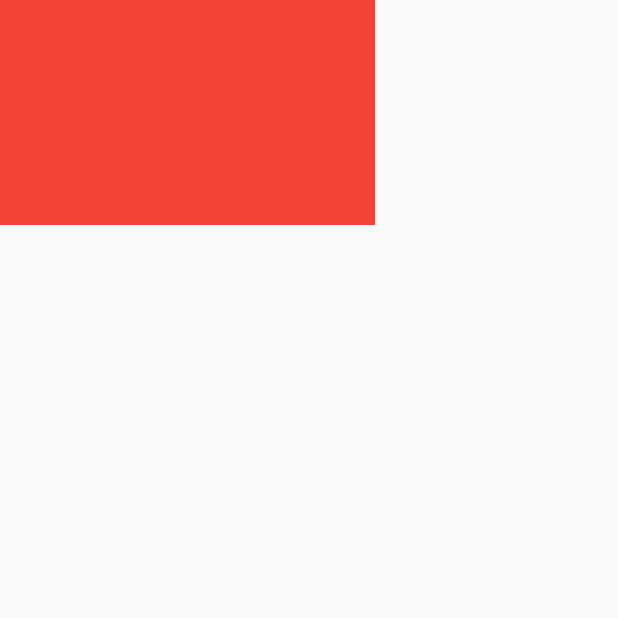
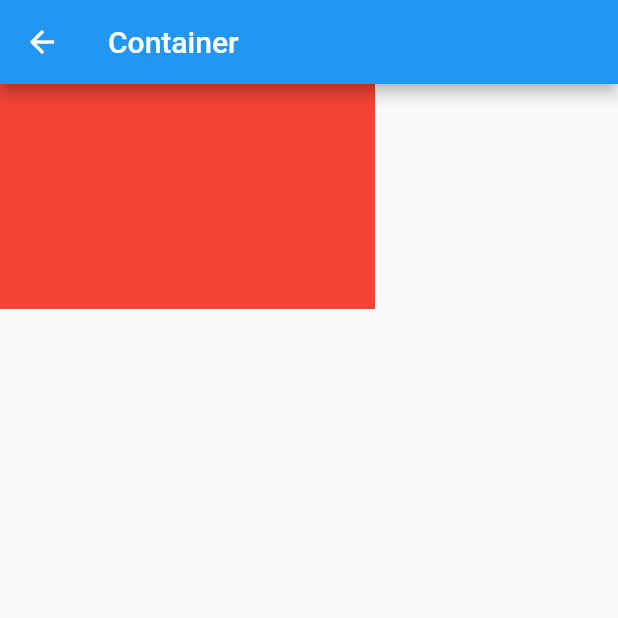
Before and after one commit to reitmas32/FlutterCursoUNICA-2023-2, a Flutter app: the ContainerWidget screen opened by its route, on a phone screen of 412 x 824 dp, the top half of it. Run offline on Flutter 3.47's test engine with Material 2 defaults, Android fonts, the light colour scheme and no system bars.

Commit message:
feat: Se añadio una AppBar al Scaffold

```diff
--- a/basic_components/lib/widgets/ContainerWidget.dart
+++ b/basic_components/lib/widgets/ContainerWidget.dart
@@ -7,6 +7,7 @@ class ContainerWidget extends StatelessWidget {
   @override
   Widget build(BuildContext context) {
     return Scaffold(
+      appBar: AppBar(title: const Text('Container'),),
       body: Container(
         height: 150.0,
         width: 250.0,
```
